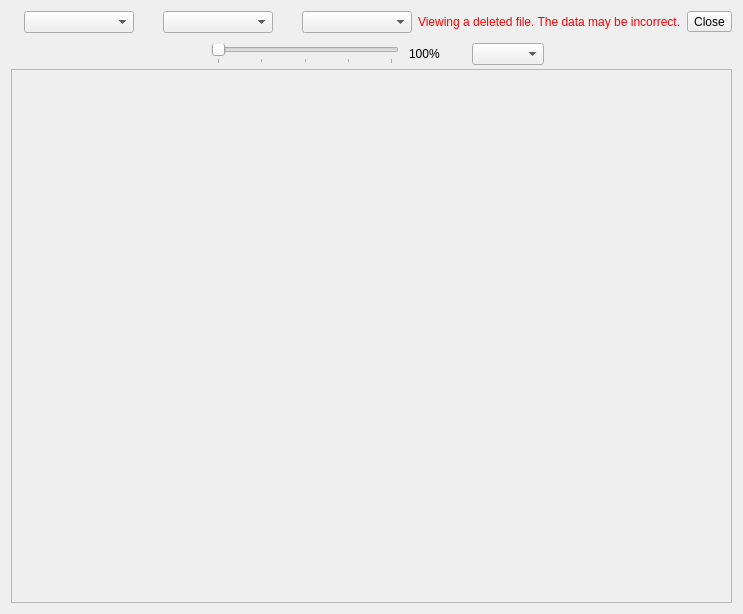
The window that src/viewdialog.ui (Ptr314/dsk_commander) describes before a commit, drawn with Qt 5.
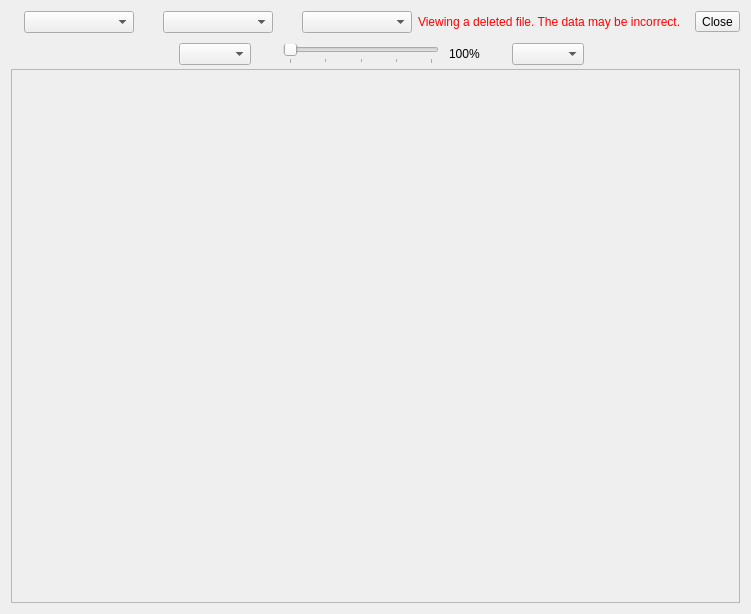
The same window after the commit. The open tabs and pages were chosen to show the change. Icons and pictures are not drawn.

```diff
--- a/src/viewdialog.ui
+++ b/src/viewdialog.ui
@@ -6,7 +6,7 @@
    <rect>
     <x>0</x>
     <y>0</y>
-    <width>721</width>
+    <width>751</width>
     <height>614</height>
    </rect>
   </property>
@@ -270,6 +270,60 @@
              </property>
             </spacer>
            </item>
+           <item>
+            <widget class="QLabel" name="label_5">
+             <property name="maximumSize">
+              <size>
+               <width>20</width>
+               <height>20</height>
+              </size>
+             </property>
+             <property name="text">
+              <string notr="true"/>
+             </property>
+             <property name="pixmap">
+              <pixmap resource="resources.qrc">:/icons/screen_proportions</pixmap>
+             </property>
+             <property name="scaledContents">
+              <bool>true</bool>
+             </property>
+            </widget>
+           </item>
+           <item>
+            <spacer name="horizontalSpacer_9">
+             <property name="orientation">
+              <enum>Qt::Orientation::Horizontal</enum>
+             </property>
+             <property name="sizeType">
+              <enum>QSizePolicy::Policy::Fixed</enum>
+             </property>
+             <property name="sizeHint" stdset="0">
+              <size>
+               <width>5</width>
+               <height>20</height>
+              </size>
+             </property>
+            </spacer>
+           </item>
+           <item>
+            <widget class="QComboBox" name="propsCombo"/>
+           </item>
+           <item>
+            <spacer name="horizontalSpacer_10">
+             <property name="orientation">
+              <enum>Qt::Orientation::Horizontal</enum>
+             </property>
+             <property name="sizeType">
+              <enum>QSizePolicy::Policy::Fixed</enum>
+             </property>
+             <property name="sizeHint" stdset="0">
+              <size>
+               <width>20</width>
+               <height>20</height>
+              </size>
+             </property>
+            </spacer>
+           </item>
            <item>
             <widget class="QLabel" name="label_3">
              <property name="maximumSize">
@@ -453,7 +507,7 @@
              <rect>
               <x>0</x>
               <y>0</y>
-              <width>699</width>
+              <width>729</width>
               <height>528</height>
              </rect>
             </property>
```
Left out of the diff: 2 changed lines with no effect on the pictures.
